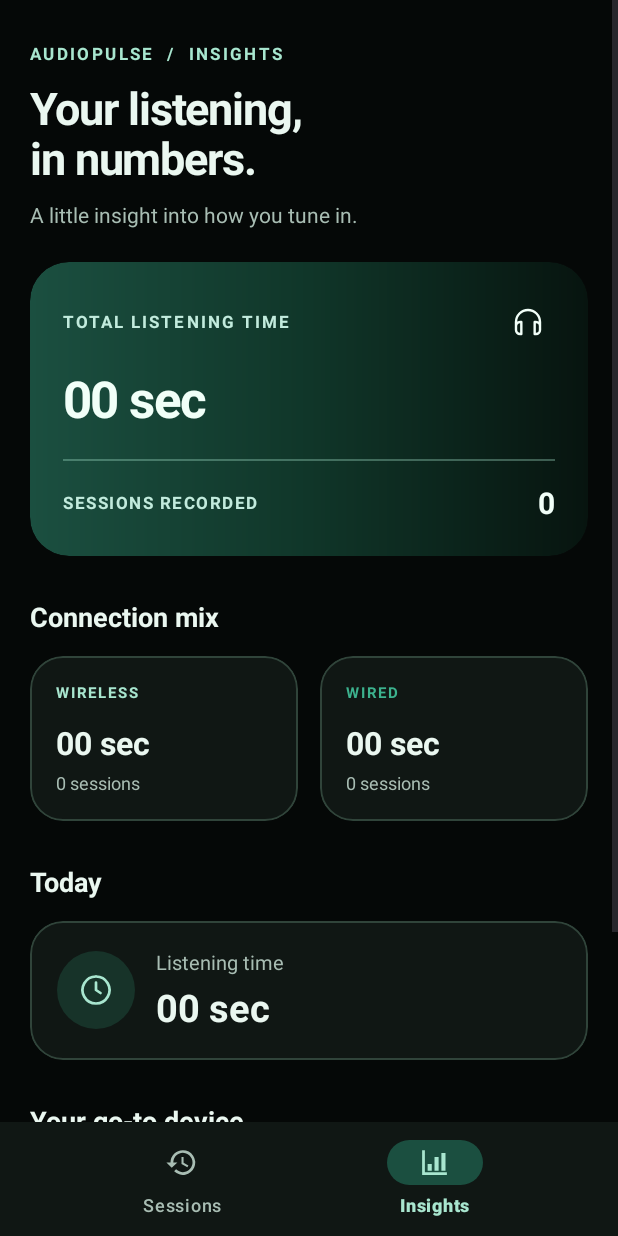
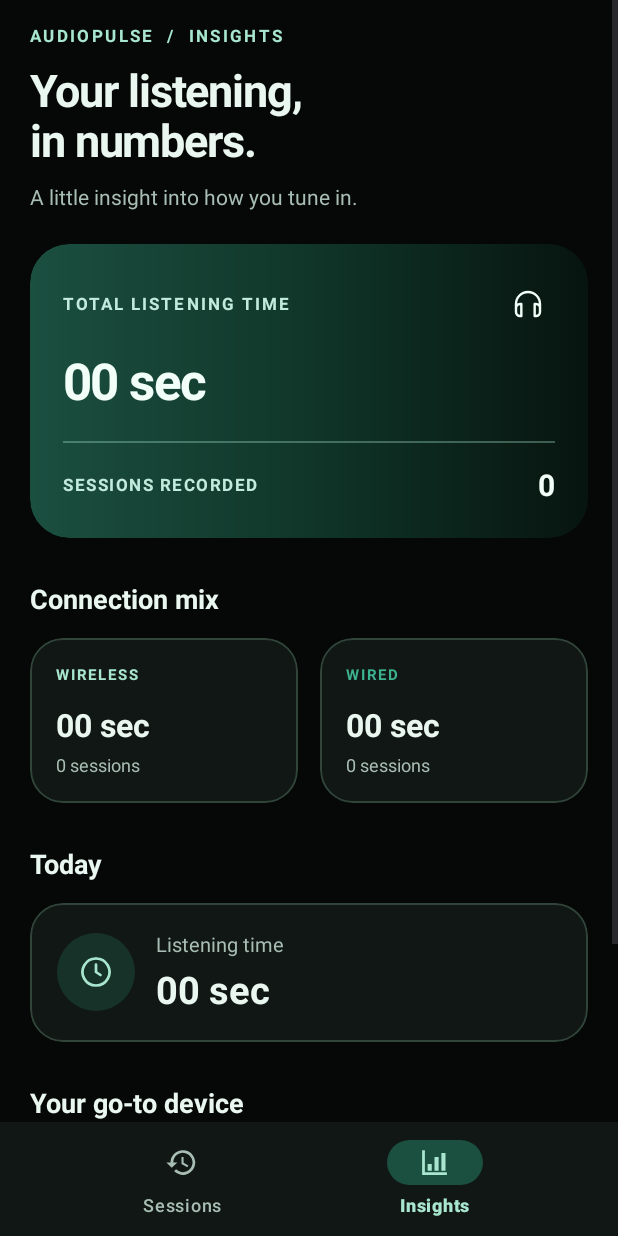
Before and after one commit to Raguram98/HST, an Android app: the screen it shows after launch (MainActivity), item 2 of the bottom bar chosen, on a phone screen of 412 x 824 dp. Run offline under Robolectric (Android 15) with nearby library versions, the phone set to English and light mode, and no system bars; our stand-ins replace Room's generated code.

Commit message:
Align Insights header with Library

```diff
--- a/app/src/main/res/layout/fragment_dashboard.xml
+++ b/app/src/main/res/layout/fragment_dashboard.xml
@@ -12,7 +12,7 @@
         android:layout_height="wrap_content"
         android:orientation="vertical"
         android:paddingStart="20dp"
-        android:paddingTop="28dp"
+        android:paddingTop="16dp"
         android:paddingEnd="20dp"
         android:paddingBottom="28dp">
 
```
